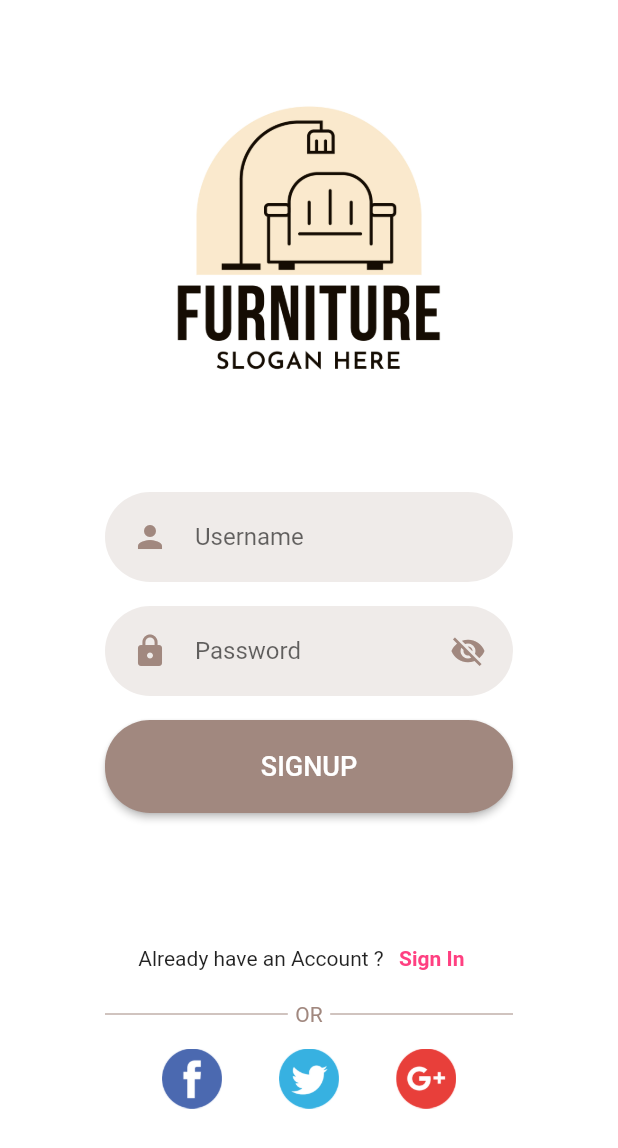
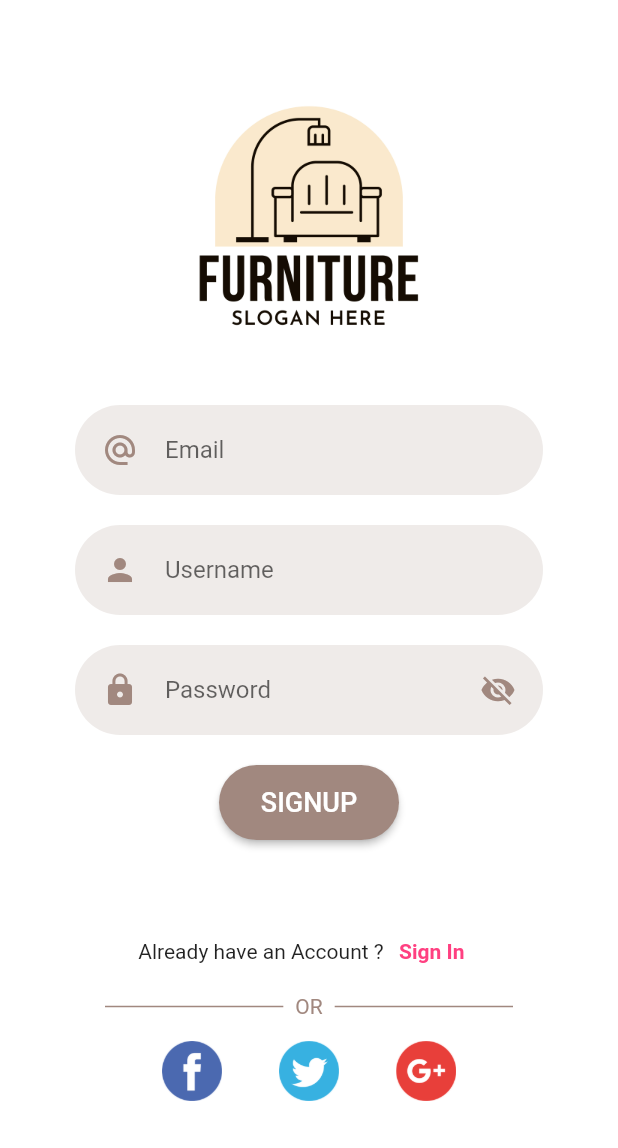
Before and after one commit to dimasidn/toko-furniture-online, a Flutter app: the screen it shows after launch, on a phone screen of 412 x 824 dp. Shown: the top 1148 px of the screen. Run offline on Flutter 3.47's test engine with Material 2 defaults, Android fonts, the phone set to English and light mode, and no system bars.

Commit message:
Add: textformfield for email

```diff
--- a/lib/screen/signup_screen.dart
+++ b/lib/screen/signup_screen.dart
@@ -1,3 +1,5 @@
+import 'dart:async';
+
 import 'package:flutter/material.dart';
 
 class SignupScreen extends StatefulWidget {
@@ -8,13 +10,53 @@ class SignupScreen extends StatefulWidget {
 }
 
 class _SignupScreenState extends State<SignupScreen> {
-  bool hidePassword = true;
+  final _ctrE = TextEditingController(),
+      _ctrU = TextEditingController(),
+      _ctrP = TextEditingController();
+  bool hidePassword = true, _ctrEValidate = false;
+
+  Timer? _eTimer;
+
+  void _eTimerFunction() {
+    _eTimer = Timer(const Duration(seconds: 1), () {
+      setState(() {
+        if (_ctrE.text.contains(RegExp(
+            r'^(([^<>()[\]\\.,;:\s@\"]+(\.[^<>()[\]\\.,;:\s@\"]+)*)|(\".+\"))@((\[[0-9]{1,3}\.[0-9]{1,3}\.[0-9]{1,3}\.[0-9]{1,3}\])|(([a-zA-Z\-0-9]+\.)+[a-zA-Z]{2,}))$'))) {
+          setState(() {
+            _ctrEValidate = false;
+          });
+        } else {
+          setState(() {
+            _ctrEValidate = true;
+          });
+        }
+      });
+    });
+  }
+
+  @override
+  void initState() {
+    super.initState();
+  }
+
+  @override
+  void dispose() {
+    _ctrE.dispose();
+    _ctrP.dispose();
+    _ctrU.dispose();
+    _eTimer!.cancel();
+    super.dispose();
+  }
+
   @override
   Widget build(BuildContext context) {
     return Scaffold(
       backgroundColor: Colors.white,
       //resizeToAvoidBottomInset: false,
-      body: SingleChildScrollView(
+      body: GestureDetector(
+        onTap: () => FocusManager.instance.primaryFocus?.unfocus(),
+        child: SingleChildScrollView(
+          padding: const EdgeInsets.symmetric(vertical: 20, horizontal: 50),
           child: Column(
             mainAxisAlignment: MainAxisAlignment.start,
             crossAxisAlignment: CrossAxisAlignment.center,
@@ -22,22 +64,45 @@ class _SignupScreenState extends State<SignupScreen> {
               SizedBox(
                 height: MediaQuery.of(context).viewPadding.top,
               ),
-            Padding(
-              padding: const EdgeInsets.symmetric(horizontal: 40, vertical: 10),
-              child: Image.asset(
+              Image.asset(
                 'assets/vector_1.jpg',
-                height: 300,
-                width: 300,
+                height: 250,
+                width: 250,
               ),
-            ),
-            Padding(
-                padding:
-                    const EdgeInsets.symmetric(vertical: 8, horizontal: 70),
-                child: TextFormField(
-                  style: TextStyle(color: Colors.pinkAccent),
+              TextFormField(
+                controller: _ctrE,
+                style: const TextStyle(color: Colors.pinkAccent),
+                onChanged: (value) {
+                  _eTimer != null ? _eTimer!.cancel() : null;
+                  _eTimerFunction();
+                },
                 decoration: InputDecoration(
                     prefixIcon: Padding(
-                        padding: EdgeInsets.all(18),
+                      padding: const EdgeInsets.all(18),
+                      child:
+                          Icon(Icons.alternate_email, color: Colors.brown[300]),
+                    ),
+                    suffixIcon: _ctrEValidate == true
+                        ? const Padding(
+                            padding: EdgeInsets.fromLTRB(0, 18, 18, 18),
+                            child: Icon(Icons.priority_high_rounded,
+                                color: Colors.red),
+                          )
+                        : null,
+                    filled: true,
+                    fillColor: Colors.brown[50],
+                    hintText: 'Email',
+                    border: OutlineInputBorder(
+                        borderSide: BorderSide.none,
+                        borderRadius: BorderRadius.circular(50))),
+              ),
+              const SizedBox(height: 20),
+              TextFormField(
+                controller: _ctrU,
+                style: const TextStyle(color: Colors.pinkAccent),
+                decoration: InputDecoration(
+                    prefixIcon: Padding(
+                      padding: const EdgeInsets.all(18),
                       child: Icon(Icons.person, color: Colors.brown[300]),
                     ),
                     filled: true,
@@ -46,25 +111,25 @@ class _SignupScreenState extends State<SignupScreen> {
                     border: OutlineInputBorder(
                         borderSide: BorderSide.none,
                         borderRadius: BorderRadius.circular(50))),
-                )),
-            Padding(
-                padding:
-                    const EdgeInsets.symmetric(horizontal: 70, vertical: 8),
-                child: Column(
+              ),
+              const SizedBox(height: 20),
+              Column(
                 children: [
                   TextFormField(
+                    controller: _ctrP,
                     obscureText: hidePassword,
                     decoration: InputDecoration(
                         prefixIcon: Padding(
-                            padding: EdgeInsets.symmetric(
+                          padding: const EdgeInsets.symmetric(
                               horizontal: 18, vertical: 15),
                           child: Icon(Icons.lock, color: Colors.brown[300]),
                         ),
                         suffixIcon: IconButton(
+                          splashRadius: 1,
                           icon: hidePassword
                               ? Icon(Icons.visibility_off,
                                   color: Colors.brown[300])
-                                : Icon(Icons.visibility,
+                              : const Icon(Icons.visibility,
                                   color: Colors.pinkAccent),
                           onPressed: () =>
                               setState(() => hidePassword = !hidePassword),
@@ -78,25 +143,25 @@ class _SignupScreenState extends State<SignupScreen> {
                             borderRadius: BorderRadius.circular(30))),
                   ),
                 ],
-                )),
-            Padding(
-              padding: const EdgeInsets.symmetric(vertical: 8, horizontal: 70),
-              child: ElevatedButton(
+              ),
+              const SizedBox(height: 20),
+              ElevatedButton(
                   style: ElevatedButton.styleFrom(
+                      animationDuration: const Duration(milliseconds: 500),
+                      splashFactory: InkSparkle.splashFactory,
                       primary: Colors.brown[300],
-                      minimumSize: const Size.fromHeight(62),
+                      minimumSize: const Size(120, 50),
                       shape: RoundedRectangleBorder(
-                          borderRadius: BorderRadius.circular(30))),
-                  onPressed: () {},
+                          borderRadius: BorderRadius.circular(25))),
+                  onPressed: () {
+                    FocusManager.instance.primaryFocus?.unfocus();
+                  },
                   child: const Text(
                     'SIGNUP',
                     style: TextStyle(fontSize: 18),
                   )),
-            ),
-            SizedBox(height: 50),
-            Padding(
-              padding: const EdgeInsets.symmetric(vertical: 15, horizontal: 70),
-              child: Column(
+              const SizedBox(height: 50),
+              Column(
                 children: [
                   Row(
                     mainAxisAlignment: MainAxisAlignment.center,
@@ -112,41 +177,51 @@ class _SignupScreenState extends State<SignupScreen> {
                           ))
                     ],
                   ),
-                  SizedBox(height: 5),
+                  const SizedBox(height: 5),
                   Row(
                     mainAxisAlignment: MainAxisAlignment.center,
                     children: [
-                      Expanded(
-                          child:
-                              Divider(color: Colors.brown[300], endIndent: 5)),
+                      Flexible(
+                          child: Divider(
+                              thickness: 1,
+                              color: Colors.brown[300],
+                              indent: 20,
+                              endIndent: 8)),
                       Text('OR', style: TextStyle(color: Colors.brown[300])),
-                      Expanded(
-                          child: Divider(color: Colors.brown[300], indent: 5))
+                      Flexible(
+                          child: Divider(
+                              thickness: 1,
+                              color: Colors.brown[300],
+                              indent: 8,
+                              endIndent: 20))
                     ],
                   ),
                   Row(
                     mainAxisAlignment: MainAxisAlignment.center,
                     children: [
                       IconButton(
+                          splashRadius: 1,
                           onPressed: () {},
                           icon: Image.asset('assets/imageicon_fb.png'),
                           iconSize: 40),
                       IconButton(
+                          splashRadius: 1,
                           onPressed: () {},
                           icon: Image.asset('assets/imageicon_tw.png'),
                           iconSize: 40,
                           padding: const EdgeInsets.symmetric(
                               vertical: 15, horizontal: 30)),
                       IconButton(
+                          splashRadius: 1,
                           onPressed: () {},
                           icon: Image.asset('assets/imageicon_gp.png'),
-                          iconSize: 40)
+                          iconSize: 40),
+                    ],
+                  )
                 ],
               )
             ],
           ),
-            )
-          ],
         ),
       ),
     );
```
Lines whose indentation alone changed are shown as unchanged.
